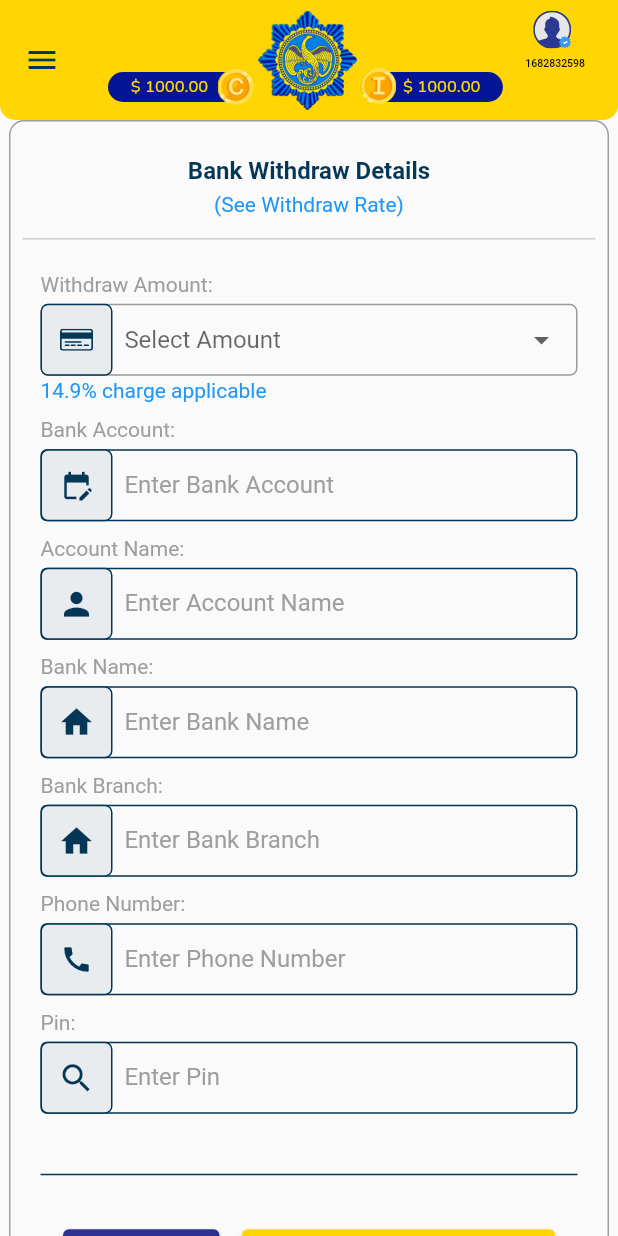
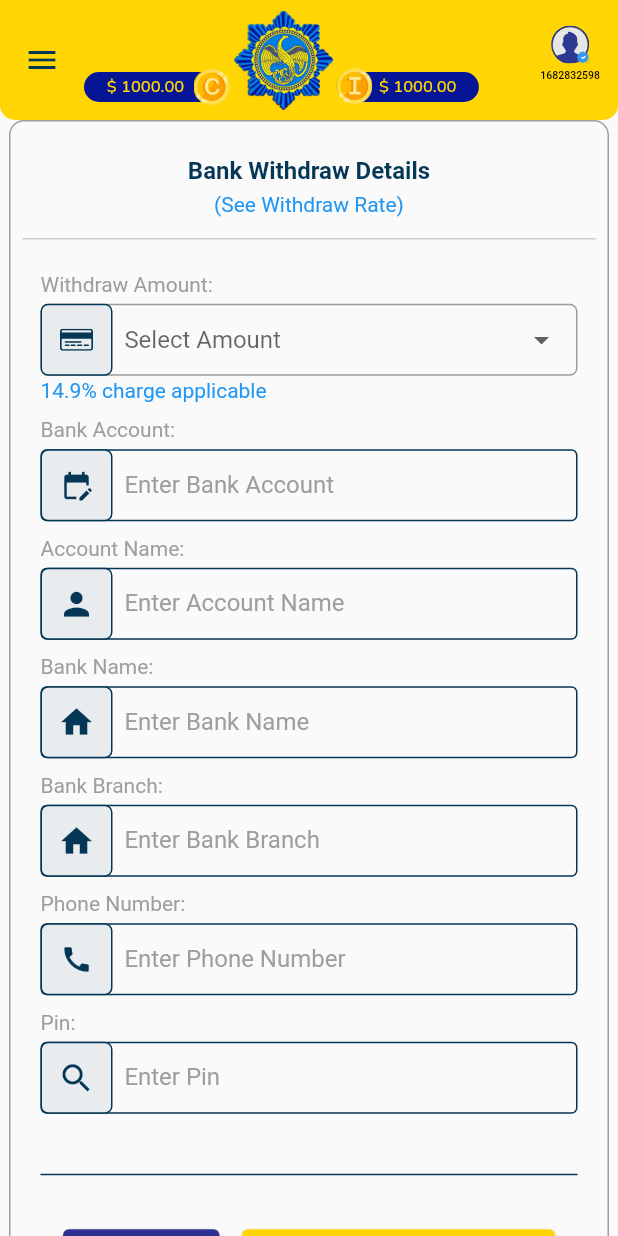
Before and after one commit to Rafid-tawhid/GLO_Project, a Flutter app: the BankWithdrawDetails screen opened by its route, on a phone screen of 412 x 824 dp. Run offline on Flutter 3.47's test engine with Material 2 defaults, Android fonts, the phone set to English and light mode, and no system bars; our stand-ins replace carousel_slider, dio, email_validator, flutter_easyloading, flutter_image_slideshow, flutter_onboarding_slider and 5 more; missing offline and left inert: animated_widgets, art_sweetalert, ezanimation, material_dialogs; accounts and stored records are empty; project files that could hold a hidden picture were left out.

Commit message:
appbar fixed

```diff
--- a/lib/utils/my_appbar.dart
+++ b/lib/utils/my_appbar.dart
@@ -28,6 +28,7 @@ AppBar myAppbar(BuildContext context) {
         ),
       ),
       centerTitle: false,
+      titleSpacing: 0,
 
       // leading: IconButton(
       //   icon: Icon(Icons.menu, color: Colors.grey, size: 30),
@@ -292,18 +293,17 @@ AppBar myAppbar(BuildContext context) {
                     );
               },
               child: Container(
-                padding: EdgeInsets.only(right: 6),
+                padding: EdgeInsets.only(top: 10,right: 12),
                 child: Column(
-                  mainAxisAlignment: MainAxisAlignment.start,
+                  mainAxisAlignment: MainAxisAlignment.center,
+                  crossAxisAlignment: CrossAxisAlignment.center,
+                  mainAxisSize: MainAxisSize.min,
                   children: [
-                    Padding(
-                      padding:
-                          const EdgeInsets.only(right: 4.0, top: 0, bottom: 6),
-                      child: SvgPicture.asset(
-                        'svg/user.svg',
-                        fit: BoxFit.cover,
-                      ),
+                    SvgPicture.asset(
+                      'svg/user.svg',
+                      fit: BoxFit.cover,
                     ),
+                    SizedBox(height: 4,),
                     const Text(
                       '1682832598',
                       style: TextStyle(color: Colors.black, fontSize: 7),
```
Also changed, not shown: pubspec.lock, 5 other files.
